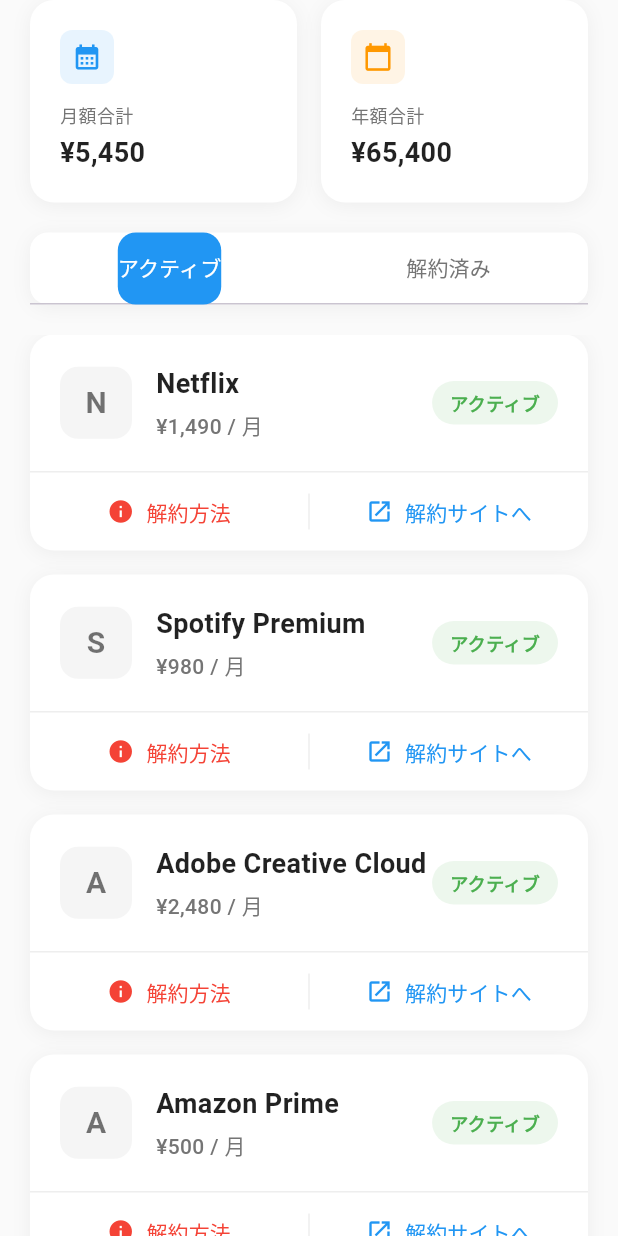
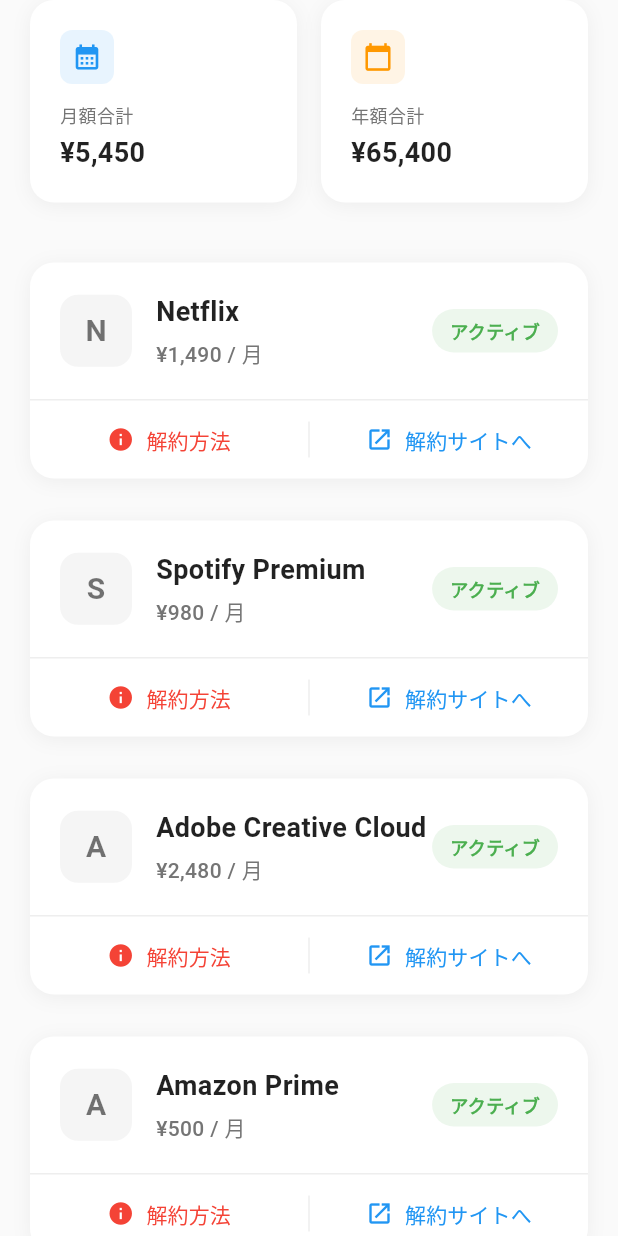
Before and after one commit to tomohiro1024/claude_code_subscription_flutter, a Flutter app: the screen it shows after launch, on a phone screen of 412 x 824 dp. Run offline on Flutter 3.47's test engine with Material 3 defaults, Android fonts, the phone set to English and light mode, and no system bars; our stand-ins replace shared_preferences; Roboto replaces fonts that are missing (Hiragino Sans).

Commit message:
タブの削除

```diff
--- a/lib/screens/home_screen.dart
+++ b/lib/screens/home_screen.dart
@@ -3,7 +3,6 @@
 import 'package:intl/intl.dart';
 import '../providers/subscription_provider.dart';
 import '../widgets/subscription_card.dart';
-import 'settings_screen.dart';
 
 class HomeScreen extends StatefulWidget {
   const HomeScreen({Key? key}) : super(key: key);
@@ -12,23 +11,15 @@
   State<HomeScreen> createState() => _HomeScreenState();
 }
 
-class _HomeScreenState extends State<HomeScreen> with TickerProviderStateMixin {
-  late TabController _tabController;
+class _HomeScreenState extends State<HomeScreen> {
   final NumberFormat _currencyFormatter = NumberFormat('#,###');
 
   @override
   void initState() {
     super.initState();
-    _tabController = TabController(length: 2, vsync: this);
     WidgetsBinding.instance.addPostFrameCallback((_) {
       _loadSubscriptions();
     });
-  }
-
-  @override
-  void dispose() {
-    _tabController.dispose();
-    super.dispose();
   }
 
   void _loadSubscriptions() {
@@ -44,8 +35,8 @@
         child: Column(
           children: [
             _buildSummaryCards(),
-            _buildTabBar(),
-            Expanded(child: _buildTabContent()),
+            const SizedBox(height: 20),
+            Expanded(child: _buildSubscriptionList()),
           ],
         ),
       ),
@@ -138,52 +129,25 @@
     );
   }
 
-  Widget _buildTabBar() {
-    return Container(
-      margin: const EdgeInsets.all(20),
-      decoration: BoxDecoration(
-        color: Colors.white,
-        borderRadius: BorderRadius.circular(12),
-        boxShadow: [
-          BoxShadow(
-            color: Colors.black.withOpacity(0.05),
-            blurRadius: 10,
-            offset: const Offset(0, 2),
-          ),
-        ],
-      ),
-      child: TabBar(
-        controller: _tabController,
-        indicator: BoxDecoration(
-          borderRadius: BorderRadius.circular(12),
-          color: Theme.of(context).primaryColor,
-        ),
-        labelColor: Colors.white,
-        unselectedLabelColor: Colors.grey[600],
-        tabs: const [Tab(text: 'アクティブ'), Tab(text: '解約済み')],
-      ),
-    );
-  }
 
-  Widget _buildTabContent() {
+  Widget _buildSubscriptionList() {
     return Consumer<SubscriptionProvider>(
       builder: (context, subscriptionProvider, child) {
         if (subscriptionProvider.isLoading) {
           return const Center(child: CircularProgressIndicator());
         }
 
-        return TabBarView(
-          controller: _tabController,
-          children: [
-            _buildSubscriptionList(subscriptionProvider.activeSubscriptions),
-            _buildSubscriptionList(subscriptionProvider.cancelledSubscriptions),
-          ],
-        );
+        final allSubscriptions = [
+          ...subscriptionProvider.activeSubscriptions,
+          ...subscriptionProvider.cancelledSubscriptions,
+        ];
+
+        return _buildList(allSubscriptions);
       },
     );
   }
 
-  Widget _buildSubscriptionList(List subscriptions) {
+  Widget _buildList(List subscriptions) {
     if (subscriptions.isEmpty) {
       return Center(
         child: Column(
@@ -205,53 +169,15 @@
     }
 
     return ListView.builder(
-      padding: const EdgeInsets.symmetric(horizontal: 20),
+      padding: const EdgeInsets.all(20),
       itemCount: subscriptions.length,
       itemBuilder: (context, index) {
-        return SubscriptionCard(subscription: subscriptions[index]);
+        return Padding(
+          padding: const EdgeInsets.only(bottom: 12),
+          child: SubscriptionCard(subscription: subscriptions[index]),
+        );
       },
     );
   }
 
-  void _showSettingsMenu() {
-    showModalBottomSheet(
-      context: context,
-      shape: const RoundedRectangleBorder(
-        borderRadius: BorderRadius.vertical(top: Radius.circular(20)),
-      ),
-      builder:
-          (context) => Container(
-            padding: const EdgeInsets.all(20),
-            child: Column(
-              mainAxisSize: MainAxisSize.min,
-              children: [
-                ListTile(
-                  leading: const Icon(Icons.person),
-                  title: const Text('プロフィール'),
-                  onTap: () {
-                    Navigator.pop(context);
-                    // Navigate to profile screen
-                  },
-                ),
-                ListTile(
-                  leading: const Icon(Icons.notifications),
-                  title: const Text('通知設定'),
-                  onTap: () {
-                    Navigator.pop(context);
-                    // Navigate to notification settings
-                  },
-                ),
-                ListTile(
-                  leading: const Icon(Icons.help),
-                  title: const Text('ヘルプ'),
-                  onTap: () {
-                    Navigator.pop(context);
-                    // Navigate to help screen
-                  },
-                ),
-              ],
-            ),
-          ),
-    );
-  }
 }
```
